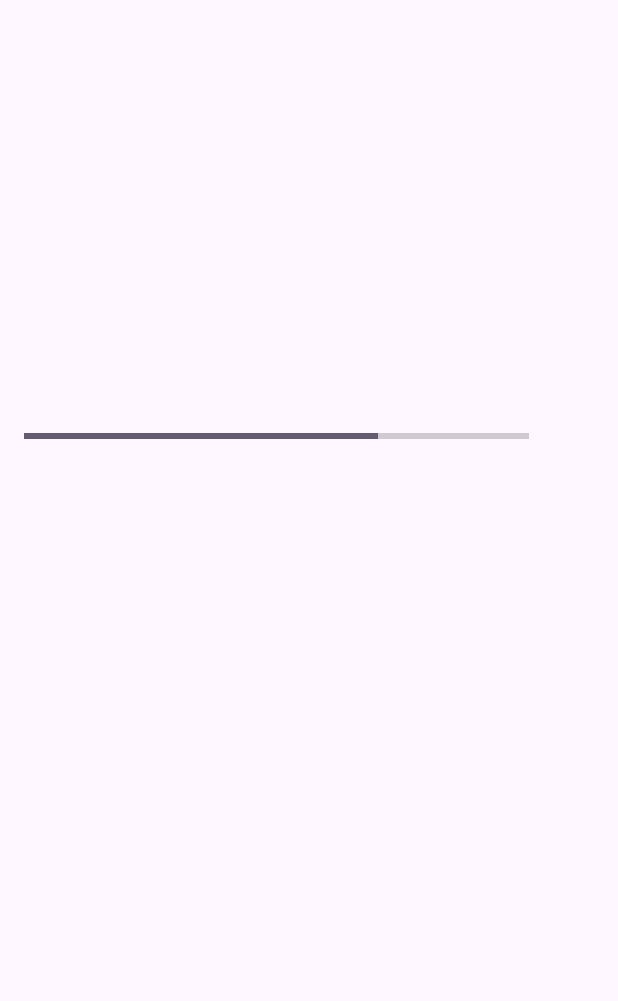
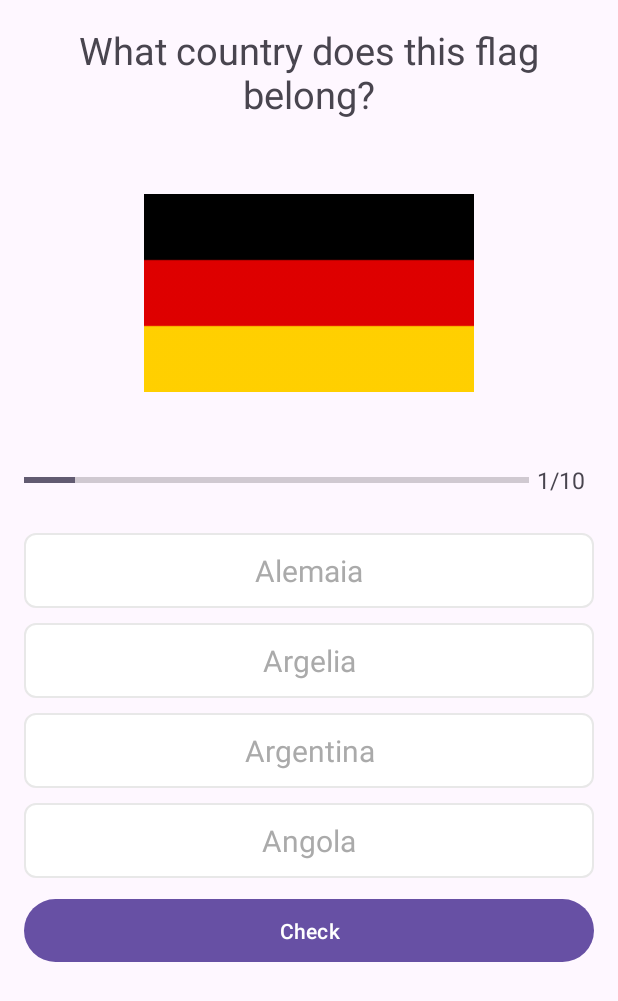
Before and after one commit to wilo-dev/quiz-android-kotlin, an Android app: the QuestionsActivity screen opened directly, with no data from a screen before it, on a phone screen of 412 x 824 dp. Shown: the top 1001 px of the screen. Run offline under Robolectric (Android 15) with nearby library versions, the phone set to English and light mode, and no system bars.

Commit message:
Connecting ui with the model

```diff
--- a/app/src/main/java/com/willo/quizapp/UI/QuestionsActivity.kt
+++ b/app/src/main/java/com/willo/quizapp/UI/QuestionsActivity.kt
@@ -4,19 +4,64 @@ import android.graphics.Color
 import androidx.appcompat.app.AppCompatActivity
 import android.os.Bundle
 import android.util.Log
+import android.widget.Button
 import android.widget.EditText
+import android.widget.ImageView
+import android.widget.ProgressBar
 import android.widget.TextView
 import com.willo.quizapp.R
+import com.willo.quizapp.model.Question
 import com.willo.quizapp.utils.Constants
 
 class QuestionsActivity : AppCompatActivity() {
+
+    private lateinit var question_text_view: TextView
+    private lateinit var image_flag: ImageView
+    private lateinit var progressBar: ProgressBar
+    private lateinit var text_view_progress: TextView
+    private lateinit var text_view_option_one: TextView
+    private lateinit var text_view_option_two: TextView
+    private lateinit var text_view_option_three: TextView
+    private lateinit var text_view_option_four: TextView
+    private lateinit var btn_check: Button
+
+
+    private val currentPosition = 1
+    private lateinit var questionList: MutableList<Question>
+
     override fun onCreate(savedInstanceState: Bundle?) {
         super.onCreate(savedInstanceState)
         setContentView(R.layout.activity_questions)
 
-        val questionList = Constants.getQuestions()
+        question_text_view = findViewById(R.id.question_text_view)
+        image_flag = findViewById(R.id.image_flag)
+        progressBar = findViewById(R.id.progressBar)
+        text_view_progress = findViewById(R.id.text_view_progress)
+        text_view_option_one = findViewById(R.id.text_view_option_one)
+        text_view_option_two = findViewById(R.id.text_view_option_two)
+        text_view_option_three = findViewById(R.id.text_view_option_three)
+        text_view_option_four = findViewById(R.id.text_view_option_four)
+        btn_check = findViewById(R.id.btn_check)
+
+
+        questionList = Constants.getQuestions()
         Log.d("QuestionSize", "${questionList.size}")
 
+        setQuestion()
+    }
+
+    private fun setQuestion() {
+        // TODO: colocando la img
+        val question = questionList[currentPosition - 1]
+        image_flag.setImageResource(question.image)
+
+        progressBar.progress = currentPosition
+        text_view_progress.text = "$currentPosition/${progressBar.max}"
+        question_text_view.text = question.question
+        text_view_option_one.text = question.optionOne
+        text_view_option_two.text = question.optionTwo
+        text_view_option_three.text = question.optionThree
+        text_view_option_four.text = question.optionFour
     }
 
 
--- /dev/null
+++ b/app/src/main/res/drawable/default_option_border_bg.xml
@@ -0,0 +1,11 @@
+<?xml version="1.0" encoding="utf-8"?>
+<shape android:shape="rectangle"
+    xmlns:android="http://schemas.android.com/apk/res/android">
+
+    <stroke
+        android:width="1dp"
+        android:color="#E8E8E8" />
+    <solid android:color="@color/white" />
+    <corners android:radius="7dp" />
+
+</shape>
--- a/app/src/main/res/layout/activity_questions.xml
+++ b/app/src/main/res/layout/activity_questions.xml
@@ -60,10 +60,62 @@
         </androidx.appcompat.widget.LinearLayoutCompat>
 
         <TextView
+            android:id="@+id/text_view_option_one"
             android:layout_width="match_parent"
             android:layout_height="wrap_content"
-            android:textSize="25sp"
-            android:textStyle="normal" />
+            android:layout_marginTop="10dp"
+            android:background="@drawable/default_option_border_bg"
+            android:gravity="center"
+            android:minHeight="50dp"
+            android:textColor="@android:color/darker_gray"
+            android:textSize="20sp"
+            tools:text="Option 1" />
+
+        <TextView
+            android:id="@+id/text_view_option_two"
+            android:layout_width="match_parent"
+            android:layout_height="wrap_content"
+            android:layout_marginTop="10dp"
+            android:background="@drawable/default_option_border_bg"
+            android:gravity="center"
+            android:minHeight="50dp"
+            android:textColor="@android:color/darker_gray"
+            android:textSize="20sp"
+            tools:text="Option 2" />
+
+        <TextView
+            android:id="@+id/text_view_option_three"
+            android:layout_width="match_parent"
+            android:layout_height="wrap_content"
+            android:layout_marginTop="10dp"
+            android:background="@drawable/default_option_border_bg"
+            android:gravity="center"
+            android:minHeight="50dp"
+            android:textColor="@android:color/darker_gray"
+            android:textSize="20sp"
+            tools:text="Option 3" />
+
+        <TextView
+            android:id="@+id/text_view_option_four"
+            android:layout_width="match_parent"
+            android:layout_height="wrap_content"
+            android:layout_marginTop="10dp"
+            android:background="@drawable/default_option_border_bg"
+            android:gravity="center"
+            android:minHeight="50dp"
+            android:textColor="@android:color/darker_gray"
+            android:textSize="20sp"
+            tools:text="Option 4" />
+
+        <Button
+            android:id="@+id/btn_check"
+            android:layout_width="match_parent"
+            android:layout_height="wrap_content"
+            android:layout_marginTop="10dp"
+            android:minHeight="50dp"
+            android:text="@string/check"
+            android:textColor="@color/white" />
 
     </androidx.appcompat.widget.LinearLayoutCompat>
+
 </androidx.core.widget.NestedScrollView>
--- a/app/src/main/res/values/strings.xml
+++ b/app/src/main/res/values/strings.xml
@@ -6,4 +6,5 @@
     <string name="name">Name</string>
     <string name="start">start</string>
     <string name="image_flag">Image Flag</string>
+    <string name="check">Check</string>
 </resources>
```
